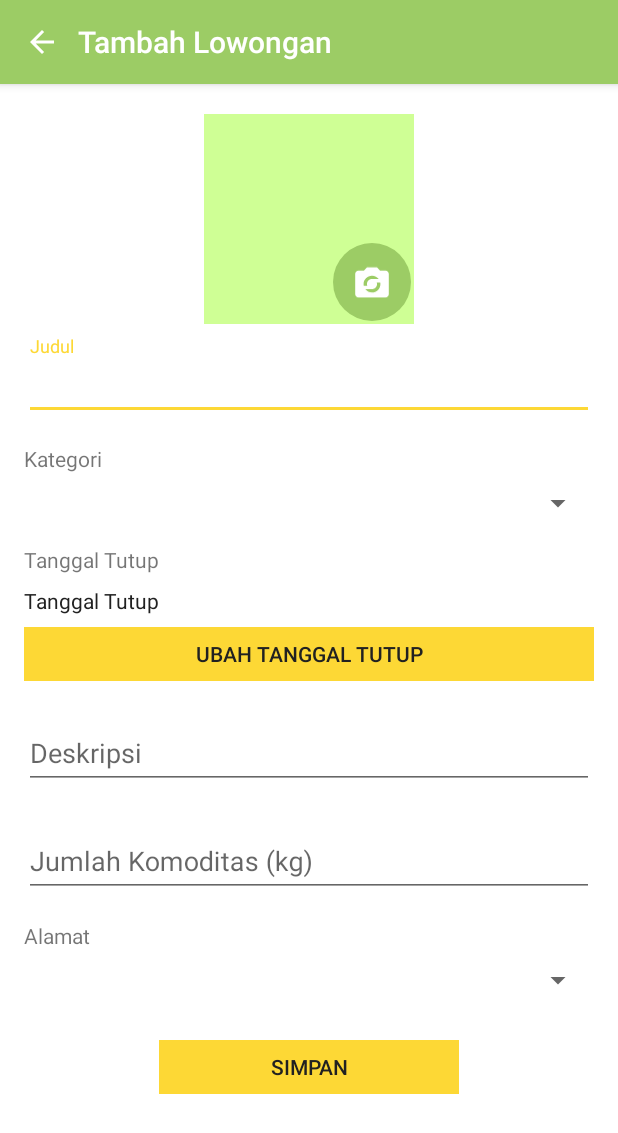
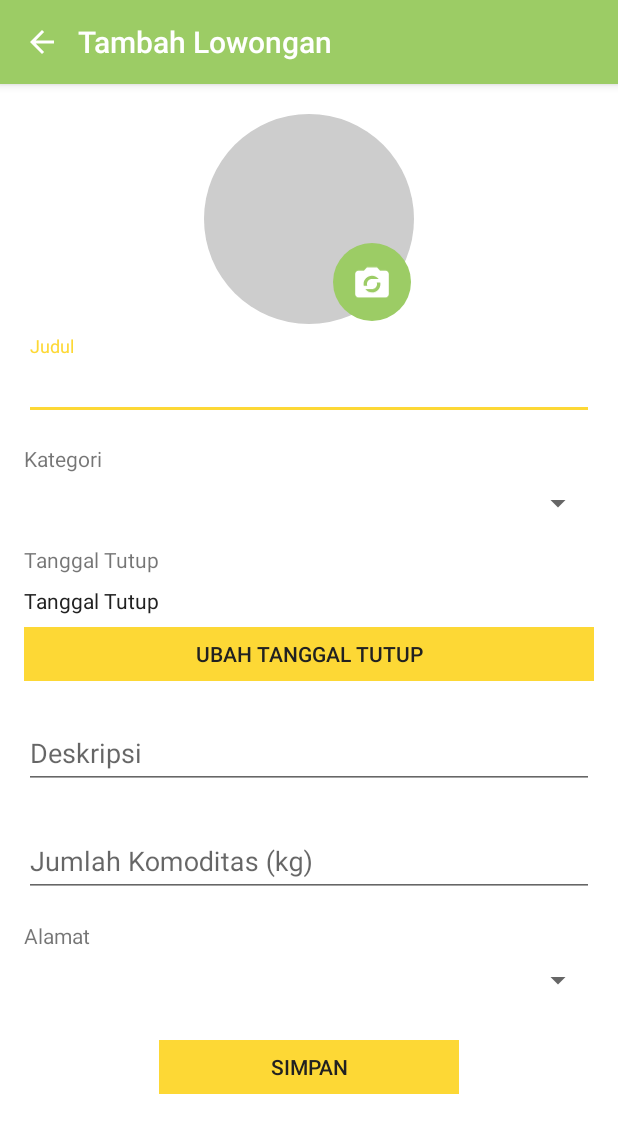
Before and after one commit to RyMey/agristreet, an Android app: the AddLowonganActivity screen opened directly, with no data from a screen before it, on a phone screen of 412 x 824 dp. Shown: the top 1133 px of the screen. Run offline under Robolectric (Android 15) with nearby library versions, the phone set to English and light mode, and no system bars; our stand-ins replace CircleImageView.

Commit message:
ubah jadi circle ternyata kotak jelek

```diff
--- a/AgriStreetApp/app/src/main/res/layout/activity_add_lowongan.xml
+++ b/AgriStreetApp/app/src/main/res/layout/activity_add_lowongan.xml
@@ -66,11 +66,11 @@
                 android:layout_gravity="center"
                 android:layout_marginTop="20dp">
 
-                <ImageView
+                <de.hdodenhof.circleimageview.CircleImageView
                     android:id="@+id/iv_photo"
                     android:layout_width="match_parent"
                     android:layout_height="match_parent"
-                    android:background="@color/primaryLightColor" />
+                    android:background="@drawable/circle_divider"/>
 
                 <ImageView
                     android:id="@+id/iv_input_photo"
```
